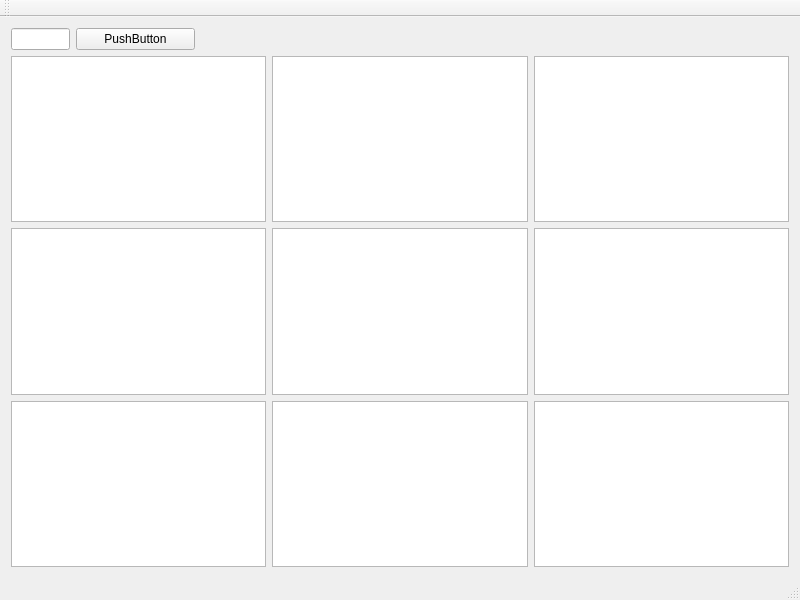
Above: mainwindow.ui from KsaneK/QtPuzzleGame before the change. Below: the same form after it.
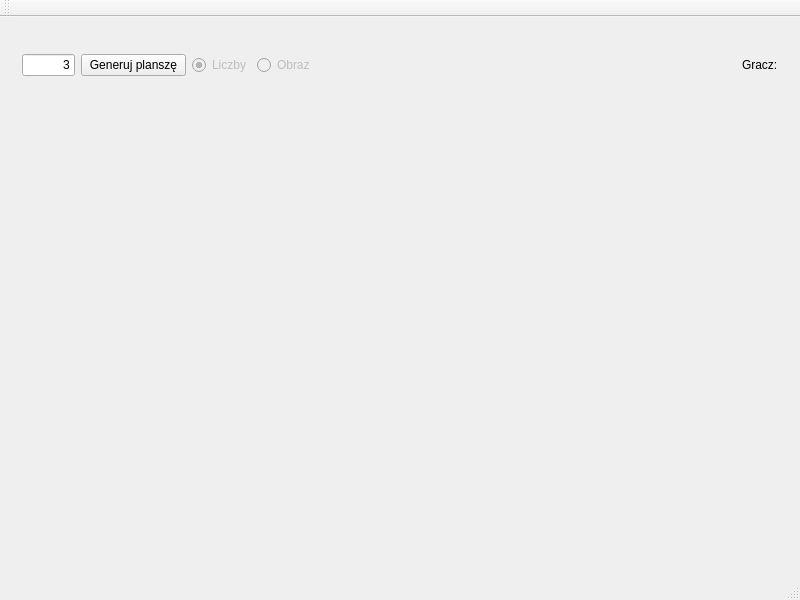
That is the form after the change.

Commit message: Added possibility to set username. Added gameplay logic. Added possibility to choose image.

What changed in the file:
```diff
--- a/mainwindow.ui
+++ b/mainwindow.ui
@@ -10,23 +10,162 @@
     <height>600</height>
    </rect>
   </property>
+  <property name="minimumSize">
+   <size>
+    <width>640</width>
+    <height>480</height>
+   </size>
+  </property>
   <property name="windowTitle">
    <string>Slize Puzzle Game</string>
   </property>
   <widget class="QWidget" name="centralWidget">
    <layout class="QGridLayout" name="gridLayout_2">
     <item row="0" column="0">
-     <layout class="QVBoxLayout" name="verticalLayout" stretch="1,10">
+     <layout class="QVBoxLayout" name="verticalLayout" stretch="0">
       <item>
-       <layout class="QHBoxLayout" name="horizontalLayout" stretch="1,2,10">
+       <widget class="QStackedWidget" name="stackedWidget">
+        <property name="currentIndex">
+         <number>1</number>
+        </property>
+        <widget class="QWidget" name="page">
+         <property name="sizePolicy">
+          <sizepolicy hsizetype="Preferred" vsizetype="Preferred">
+           <horstretch>0</horstretch>
+           <verstretch>0</verstretch>
+          </sizepolicy>
+         </property>
+         <property name="layoutDirection">
+          <enum>Qt::LeftToRight</enum>
+         </property>
+         <layout class="QHBoxLayout" name="horizontalLayout">
         <item>
-         <widget class="QLineEdit" name="lineEdit"/>
+           <spacer name="horizontalSpacer_2">
+            <property name="orientation">
+             <enum>Qt::Horizontal</enum>
+            </property>
+            <property name="sizeHint" stdset="0">
+             <size>
+              <width>40</width>
+              <height>20</height>
+             </size>
+            </property>
+           </spacer>
         </item>
         <item>
-         <widget class="QPushButton" name="pushButton">
+           <widget class="QLabel" name="labelUsername">
           <property name="text">
-           <string>PushButton</string>
-          </property>
+             <string>Nazwa użytkownika:</string>
+            </property>
+            <property name="alignment">
+             <set>Qt::AlignRight|Qt::AlignTrailing|Qt::AlignVCenter</set>
+            </property>
+           </widget>
+          </item>
+          <item>
+           <widget class="QLineEdit" name="usernameField">
+            <property name="minimumSize">
+             <size>
+              <width>100</width>
+              <height>0</height>
+             </size>
+            </property>
+            <property name="maximumSize">
+             <size>
+              <width>200</width>
+              <height>16777215</height>
+             </size>
+            </property>
+            <property name="maxLength">
+             <number>50</number>
+            </property>
+           </widget>
+          </item>
+          <item>
+           <widget class="QPushButton" name="usernameBtn">
+            <property name="text">
+             <string>Graj</string>
+            </property>
+           </widget>
+          </item>
+          <item>
+           <spacer name="horizontalSpacer_3">
+            <property name="orientation">
+             <enum>Qt::Horizontal</enum>
+            </property>
+            <property name="sizeHint" stdset="0">
+             <size>
+              <width>40</width>
+              <height>20</height>
+             </size>
+            </property>
+           </spacer>
+          </item>
+         </layout>
+        </widget>
+        <widget class="QWidget" name="page_2">
+         <layout class="QVBoxLayout" name="verticalLayout_2" stretch="1,9">
+          <item>
+           <layout class="QHBoxLayout" name="topBar" stretch="1,2,0,0,8,0">
+            <item>
+             <widget class="QLineEdit" name="sizeField">
+              <property name="minimumSize">
+               <size>
+                <width>50</width>
+                <height>20</height>
+               </size>
+              </property>
+              <property name="inputMethodHints">
+               <set>Qt::ImhDigitsOnly</set>
+              </property>
+              <property name="text">
+               <string>3</string>
+              </property>
+              <property name="alignment">
+               <set>Qt::AlignRight|Qt::AlignTrailing|Qt::AlignVCenter</set>
+              </property>
+             </widget>
+            </item>
+            <item>
+             <widget class="QPushButton" name="generateBtn">
+              <property name="minimumSize">
+               <size>
+                <width>100</width>
+                <height>20</height>
+               </size>
+              </property>
+              <property name="text">
+               <string>Generuj planszę</string>
+              </property>
+             </widget>
+            </item>
+            <item>
+             <widget class="QRadioButton" name="radioNumber">
+              <property name="enabled">
+               <bool>false</bool>
+              </property>
+              <property name="text">
+               <string>Liczby</string>
+              </property>
+              <property name="checked">
+               <bool>true</bool>
+              </property>
+              <attribute name="buttonGroup">
+               <string notr="true">buttonGroup</string>
+              </attribute>
+             </widget>
+            </item>
+            <item>
+             <widget class="QRadioButton" name="radioImage">
+              <property name="enabled">
+               <bool>false</bool>
+              </property>
+              <property name="text">
+               <string>Obraz</string>
+              </property>
+              <attribute name="buttonGroup">
+               <string notr="true">buttonGroup</string>
+              </attribute>
          </widget>
         </item>
         <item>
@@ -42,38 +181,35 @@
           </property>
          </spacer>
         </item>
+            <item>
+             <widget class="QLabel" name="lUsername">
+              <property name="text">
+               <string>Gracz:</string>
+              </property>
+             </widget>
+            </item>
        </layout>
       </item>
       <item>
-       <layout class="QGridLayout" name="gridLayout">
-        <item row="0" column="1">
-         <widget class="QGraphicsView" name="graphicsView_2"/>
-        </item>
-        <item row="0" column="2">
-         <widget class="QGraphicsView" name="graphicsView"/>
-        </item>
+           <layout class="QGridLayout" name="boardGrid">
         <item row="0" column="0">
-         <widget class="QGraphicsView" name="graphicsView_3"/>
-        </item>
-        <item row="1" column="0">
-         <widget class="QGraphicsView" name="graphicsView_4"/>
-        </item>
-        <item row="1" column="1">
-         <widget class="QGraphicsView" name="graphicsView_5"/>
-        </item>
-        <item row="1" column="2">
-         <widget class="QGraphicsView" name="graphicsView_6"/>
-        </item>
-        <item row="2" column="0">
-         <widget class="QGraphicsView" name="graphicsView_7"/>
-        </item>
-        <item row="2" column="1">
-         <widget class="QGraphicsView" name="graphicsView_8"/>
-        </item>
-        <item row="2" column="2">
-         <widget class="QGraphicsView" name="graphicsView_9"/>
-        </item>
-       </layout>
+             <spacer name="verticalSpacer">
+              <property name="orientation">
+               <enum>Qt::Vertical</enum>
+              </property>
+              <property name="sizeHint" stdset="0">
+               <size>
+                <width>20</width>
+                <height>40</height>
+               </size>
+              </property>
+             </spacer>
+            </item>
+           </layout>
+          </item>
+         </layout>
+        </widget>
+       </widget>
       </item>
      </layout>
     </item>
```
Left out of the diff: 3 changed lines with no effect on the pictures. Lines whose indentation alone changed are shown as unchanged. The commit also changes 16 other files.
